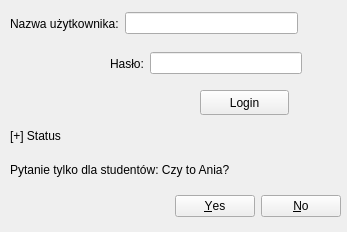
Old version of the form loginmw.ui in the repository anmaber/RecyclingCenter.
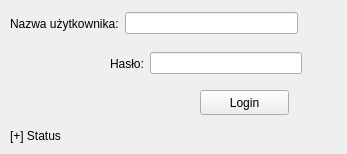
New version of the form.

Patch:
```diff
--- a/loginmw.ui
+++ b/loginmw.ui
@@ -7,7 +7,7 @@
     <x>0</x>
     <y>0</y>
     <width>347</width>
-    <height>232</height>
+    <height>154</height>
    </rect>
   </property>
   <property name="windowTitle">
@@ -49,19 +49,6 @@
      <string>Login</string>
     </property>
    </widget>
-   <widget class="QLabel" name="label">
-    <property name="geometry">
-     <rect>
-      <x>10</x>
-      <y>160</y>
-      <width>331</width>
-      <height>20</height>
-     </rect>
-    </property>
-    <property name="text">
-     <string>Pytanie tylko dla studentów: Czy to Ania?</string>
-    </property>
-   </widget>
    <widget class="QLabel" name="label_Status">
     <property name="geometry">
      <rect>
@@ -101,22 +88,6 @@
      </item>
     </layout>
    </widget>
-   <widget class="QDialogButtonBox" name="buttonBox_Admin">
-    <property name="geometry">
-     <rect>
-      <x>0</x>
-      <y>190</y>
-      <width>341</width>
-      <height>32</height>
-     </rect>
-    </property>
-    <property name="orientation">
-     <enum>Qt::Horizontal</enum>
-    </property>
-    <property name="standardButtons">
-     <set>QDialogButtonBox::No|QDialogButtonBox::Yes</set>
-    </property>
-   </widget>
   </widget>
  </widget>
  <resources/>
```
Left out of the diff: 2 changed lines with no effect on the pictures.
